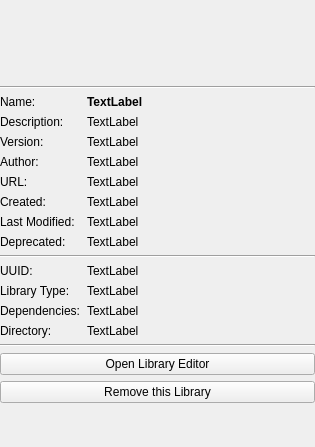
This is libs/librepcb/librarymanager/libraryinfowidget.ui in LibrePCB/LibrePCB as Qt 5 draws it before an edit. The edited form follows.
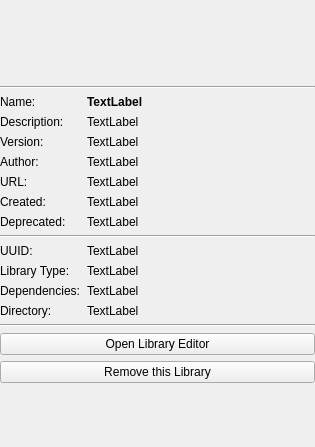
This is the edited form.

Commit message:
Remove "last modified" property of all library elements
Because it changes every time an element is saved, which is annoying.

```diff
--- a/libs/librepcb/librarymanager/libraryinfowidget.ui
+++ b/libs/librepcb/librarymanager/libraryinfowidget.ui
@@ -175,30 +175,13 @@
       </widget>
      </item>
      <item row="6" column="0">
-      <widget class="QLabel" name="label_6">
-       <property name="text">
-        <string>Last Modified:</string>
-       </property>
-      </widget>
-     </item>
-     <item row="6" column="1">
-      <widget class="QLabel" name="lblLastModified">
-       <property name="text">
-        <string>TextLabel</string>
-       </property>
-       <property name="wordWrap">
-        <bool>true</bool>
-       </property>
-      </widget>
-     </item>
-     <item row="7" column="0">
       <widget class="QLabel" name="label_5">
        <property name="text">
         <string>Deprecated:</string>
        </property>
       </widget>
      </item>
-     <item row="7" column="1">
+     <item row="6" column="1">
       <widget class="QLabel" name="lblDeprecated">
        <property name="text">
         <string>TextLabel</string>
@@ -208,21 +191,21 @@
        </property>
       </widget>
      </item>
-     <item row="8" column="0" colspan="2">
+     <item row="7" column="0" colspan="2">
       <widget class="Line" name="line_2">
        <property name="orientation">
         <enum>Qt::Horizontal</enum>
        </property>
       </widget>
      </item>
-     <item row="9" column="0">
+     <item row="8" column="0">
       <widget class="QLabel" name="label_9">
        <property name="text">
         <string>UUID:</string>
        </property>
       </widget>
      </item>
-     <item row="9" column="1">
+     <item row="8" column="1">
       <widget class="QLabel" name="lblUuid">
        <property name="text">
         <string>TextLabel</string>
@@ -232,14 +215,14 @@
        </property>
       </widget>
      </item>
-     <item row="10" column="0">
+     <item row="9" column="0">
       <widget class="QLabel" name="label_12">
        <property name="text">
         <string>Library Type:</string>
        </property>
       </widget>
      </item>
-     <item row="10" column="1">
+     <item row="9" column="1">
       <widget class="QLabel" name="lblLibType">
        <property name="text">
         <string>TextLabel</string>
@@ -249,7 +232,7 @@
        </property>
       </widget>
      </item>
-     <item row="11" column="0">
+     <item row="10" column="0">
       <widget class="QLabel" name="label_10">
        <property name="text">
         <string>Dependencies:</string>
@@ -259,7 +242,7 @@
        </property>
       </widget>
      </item>
-     <item row="11" column="1">
+     <item row="10" column="1">
       <widget class="QLabel" name="lblDependencies">
        <property name="text">
         <string>TextLabel</string>
@@ -269,14 +252,14 @@
        </property>
       </widget>
      </item>
-     <item row="12" column="0">
+     <item row="11" column="0">
       <widget class="QLabel" name="label_11">
        <property name="text">
         <string>Directory:</string>
        </property>
       </widget>
      </item>
-     <item row="12" column="1">
+     <item row="11" column="1">
       <widget class="QLabel" name="lblDirectory">
        <property name="text">
         <string>TextLabel</string>
@@ -292,27 +275,27 @@
        </property>
       </widget>
      </item>
-     <item row="13" column="0" colspan="2">
+     <item row="12" column="0" colspan="2">
       <widget class="Line" name="line_3">
        <property name="orientation">
         <enum>Qt::Horizontal</enum>
        </property>
       </widget>
      </item>
-     <item row="15" column="0" colspan="2">
-      <widget class="QPushButton" name="btnRemove">
-       <property name="text">
-        <string>Remove this Library</string>
-       </property>
-      </widget>
-     </item>
-     <item row="14" column="0" colspan="2">
+     <item row="13" column="0" colspan="2">
       <widget class="QPushButton" name="btnOpenLibraryEditor">
        <property name="text">
         <string>Open Library Editor</string>
        </property>
       </widget>
      </item>
+     <item row="14" column="0" colspan="2">
+      <widget class="QPushButton" name="btnRemove">
+       <property name="text">
+        <string>Remove this Library</string>
+       </property>
+      </widget>
+     </item>
     </layout>
    </item>
   </layout>
```
The commit also changes 3 other files.
